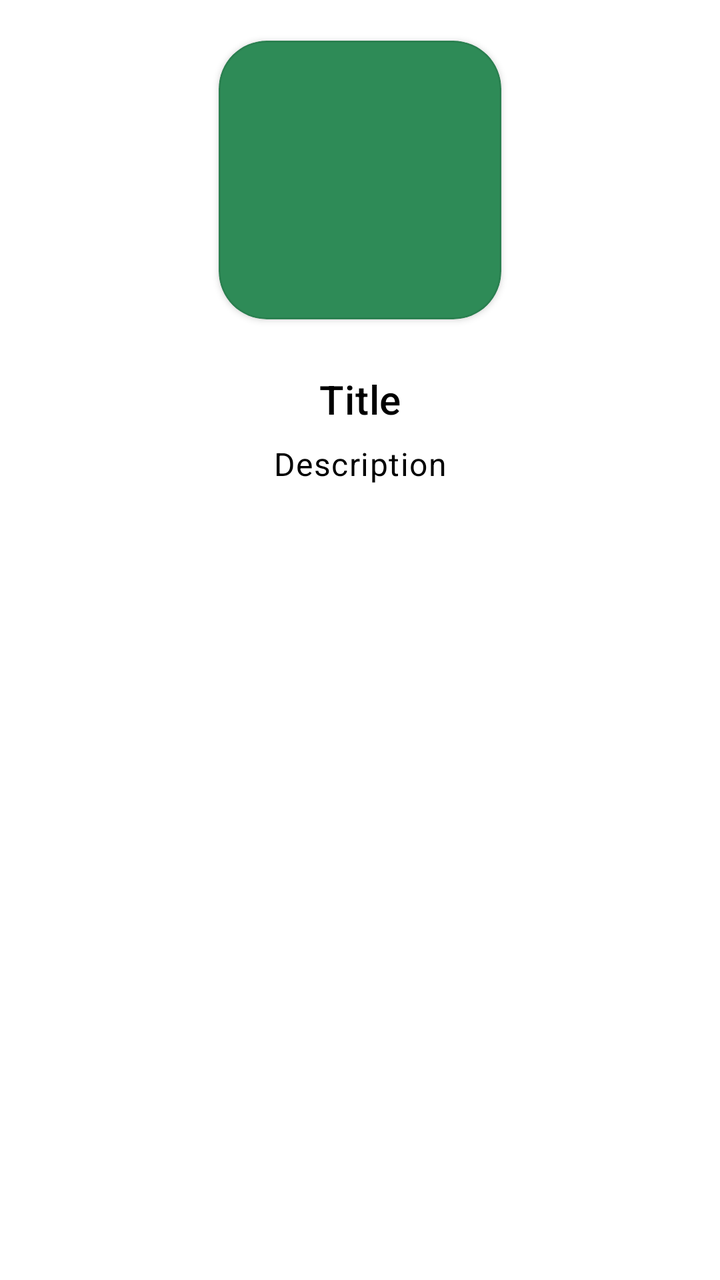
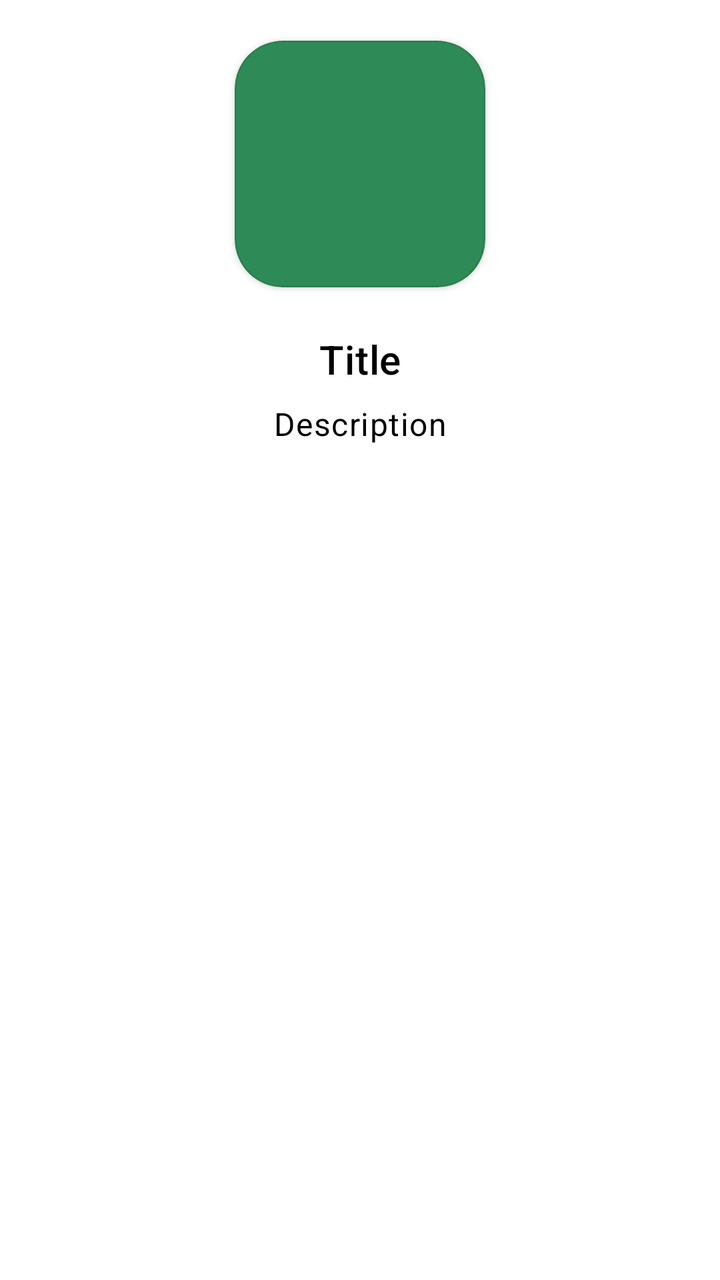

An Android layout rendered at two revisions. The XML below is the earlier revision; the diff shows what the commit changed to produce the second picture.
<!-- AndroidManifest.xml: application theme Theme.Switchly -->
<!-- res/layout/item_onboarding_page.xml -->
<?xml version="1.0" encoding="utf-8"?>
<ScrollView xmlns:android="http://schemas.android.com/apk/res/android"
    xmlns:app="http://schemas.android.com/apk/res-auto"
    android:layout_width="match_parent"
    android:layout_height="match_parent"
    android:fillViewport="true">

    <LinearLayout
        android:id="@+id/pageContent"
        android:layout_width="match_parent"
        android:layout_height="wrap_content"
        android:paddingStart="24dp"
        android:paddingEnd="24dp"
        android:paddingTop="10dp"
        android:paddingBottom="24dp"
        android:gravity="top|center_horizontal"
        android:orientation="vertical">

        <com.google.android.material.card.MaterialCardView
            android:id="@+id/iconCard"
            android:layout_width="160dp"
            android:layout_height="160dp"
            app:cardBackgroundColor="?attr/colorPrimary"
            app:cardUseCompatPadding="true"
            app:cardCornerRadius="24dp">

            <ImageView
                android:id="@+id/icon"
                android:layout_width="96dp"
                android:layout_height="96dp"
                android:layout_gravity="center"
                app:tint="@android:color/white"
                android:contentDescription="@null" />
        </com.google.android.material.card.MaterialCardView>

        <TextView
            android:id="@+id/badge"
            android:layout_width="wrap_content"
            android:layout_height="wrap_content"
            android:layout_marginTop="16dp"
            android:paddingStart="10dp"
            android:paddingEnd="10dp"
            android:paddingTop="6dp"
            android:paddingBottom="6dp"
            android:text="@string/required"
            android:textSize="12sp"
            android:textStyle="bold"
            android:textColor="?attr/colorOnSurface"
            android:visibility="gone"
            android:gravity="center"
            android:textAlignment="center" />

        <TextView
            android:id="@+id/title"
            android:layout_width="match_parent"
            android:layout_height="wrap_content"
            android:layout_marginTop="16dp"
            android:textAppearance="@style/TextAppearance.MaterialComponents.Headline6"
            android:textColor="?attr/colorOnBackground"
            android:text="@string/onb_page_title_placeholder"
            android:gravity="center"
            android:textAlignment="center" />

        <TextView
            android:id="@+id/desc"
            android:layout_width="match_parent"
            android:layout_height="wrap_content"
            android:layout_marginTop="8dp"
            android:textAppearance="@style/TextAppearance.MaterialComponents.Body1"
            android:textColor="?attr/colorOnBackground"
            android:text="@string/onb_page_desc_placeholder"
            android:gravity="center"
            android:textAlignment="center" />

        <LinearLayout
            android:id="@+id/detailsContainer"
            android:layout_width="match_parent"
            android:layout_height="wrap_content"
            android:layout_marginTop="16dp"
            android:orientation="vertical"
            android:visibility="gone" />

        <com.google.android.material.button.MaterialButton
            android:id="@+id/btn_action"
            style="@style/Widget.MaterialComponents.Button.OutlinedButton"
            android:layout_width="wrap_content"
            android:layout_height="wrap_content"
            android:layout_marginTop="16dp"
            android:text="@string/onb_open"
            android:visibility="gone" />
    </LinearLayout>
</ScrollView>
<!-- resources referenced by this layout -->
<resources>
  <string name="onb_open">Open</string>
  <string name="onb_page_desc_placeholder">Description</string>
  <string name="onb_page_title_placeholder">Title</string>
  <string name="required">Required</string>
  <color name="accent_default_green">#2E8B57</color>
  <style name="Switchly.Button" parent="Widget.MaterialComponents.Button">
          <item name="backgroundTint">?attr/colorPrimary</item>
          <item name="android:textColor">@android:color/white</item>
          <item name="cornerRadius">16dp</item>
          <item name="android:textAllCaps">false</item>
          <item name="android:insetTop">0dp</item>
          <item name="android:insetBottom">0dp</item>
          <item name="android:minHeight">52dp</item>
      </style>
  <style name="Switchly.Fab" parent="Widget.MaterialComponents.FloatingActionButton">
          <item name="backgroundTint">?attr/colorPrimary</item>
          <item name="tint">@android:color/white</item>
      </style>
  <style name="Switchly.Card" parent="Widget.MaterialComponents.CardView">
          <item name="shapeAppearance">@style/ShapeAppearance.Switchly.Card</item>
          <item name="cardBackgroundColor">@color/switchly_card_bg</item>
          <item name="strokeColor">@color/switchly_card_stroke</item>
          <item name="strokeWidth">1dp</item>
          <item name="cardElevation">2dp</item>
          <item name="cardUseCompatPadding">true</item>
      </style>
  <style name="Switchly.TopBar" parent="Widget.MaterialComponents.Toolbar">
          
          <item name="android:background">?attr/colorPrimary</item>
          <item name="backgroundTint">?attr/colorPrimary</item>
  
          
          <item name="titleTextColor">@android:color/white</item>
  
          
          <item name="navigationIconTint">@android:color/white</item>
      </style>
  <style name="Switchly.TextInputLayout" parent="Widget.MaterialComponents.TextInputLayout.OutlinedBox">
          <item name="boxStrokeWidth">1dp</item>
          <item name="boxStrokeWidthFocused">2dp</item>
          <item name="boxCornerRadiusTopStart">12dp</item>
          <item name="boxCornerRadiusTopEnd">12dp</item>
          <item name="boxCornerRadiusBottomStart">12dp</item>
          <item name="boxCornerRadiusBottomEnd">12dp</item>
      </style>
  <style name="Switchly.AutoCompleteText" parent="Widget.MaterialComponents.AutoCompleteTextView.OutlinedBox">
          <item name="android:minHeight">56dp</item>
          <item name="android:paddingTop">12dp</item>
          <item name="android:paddingBottom">12dp</item>
          <item name="android:textAppearance">@style/TextAppearance.MaterialComponents.Body1</item>
      </style>
  <style name="ThemeOverlay.Switchly.Dialog" parent="ThemeOverlay.MaterialComponents.MaterialAlertDialog">
          <item name="colorControlActivated">?attr/colorPrimary</item>
          <item name="colorControlHighlight">?attr/colorPrimary</item>
          <item name="colorAccent">?attr/colorPrimary</item>
      </style>
  <style name="ShapeAppearance.Switchly.Card" parent="ShapeAppearance.MaterialComponents.LargeComponent">
          <item name="cornerFamily">rounded</item>
          <item name="cornerSize">26dp</item>
      </style>
  <color name="switchly_card_bg">#F7FFFFFF</color>
  <color name="switchly_card_stroke">#14000000</color>
  <!-- unchanged entries left out for length: 1 -->
</resources>

<!-- the commit's change to res/layout/item_onboarding_page.xml (unified diff, before → after) -->
@@ -18,16 +18,16 @@
 
         <com.google.android.material.card.MaterialCardView
             android:id="@+id/iconCard"
-            android:layout_width="160dp"
-            android:layout_height="160dp"
+            android:layout_width="144dp"
+            android:layout_height="144dp"
             app:cardBackgroundColor="?attr/colorPrimary"
             app:cardUseCompatPadding="true"
             app:cardCornerRadius="24dp">
 
             <ImageView
                 android:id="@+id/icon"
-                android:layout_width="96dp"
-                android:layout_height="96dp"
+                android:layout_width="84dp"
+                android:layout_height="84dp"
                 android:layout_gravity="center"
                 app:tint="@android:color/white"
                 android:contentDescription="@null" />
@@ -37,7 +37,7 @@
             android:id="@+id/badge"
             android:layout_width="wrap_content"
             android:layout_height="wrap_content"
-            android:layout_marginTop="16dp"
+            android:layout_marginTop="12dp"
             android:paddingStart="10dp"
             android:paddingEnd="10dp"
             android:paddingTop="6dp"
@@ -54,7 +54,7 @@
             android:id="@+id/title"
             android:layout_width="match_parent"
             android:layout_height="wrap_content"
-            android:layout_marginTop="16dp"
+            android:layout_marginTop="12dp"
             android:textAppearance="@style/TextAppearance.MaterialComponents.Headline6"
             android:textColor="?attr/colorOnBackground"
             android:text="@string/onb_page_title_placeholder"
@@ -76,7 +76,7 @@
             android:id="@+id/detailsContainer"
             android:layout_width="match_parent"
             android:layout_height="wrap_content"
-            android:layout_marginTop="16dp"
+            android:layout_marginTop="12dp"
             android:orientation="vertical"
             android:visibility="gone" />
 
@@ -85,7 +85,7 @@
             style="@style/Widget.MaterialComponents.Button.OutlinedButton"
             android:layout_width="wrap_content"
             android:layout_height="wrap_content"
-            android:layout_marginTop="16dp"
+            android:layout_marginTop="12dp"
             android:text="@string/onb_open"
             android:visibility="gone" />
     </LinearLayout>
